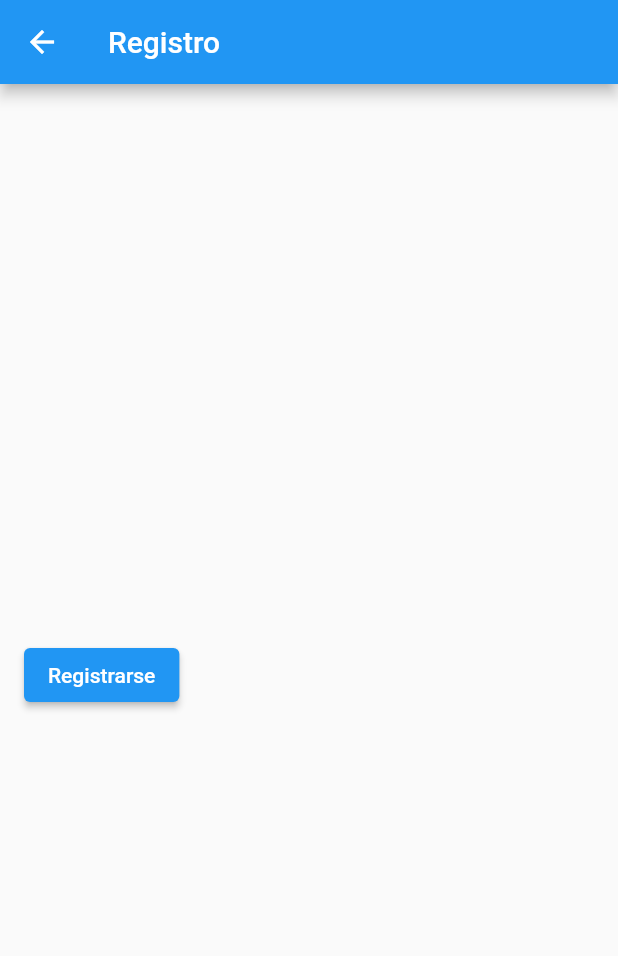
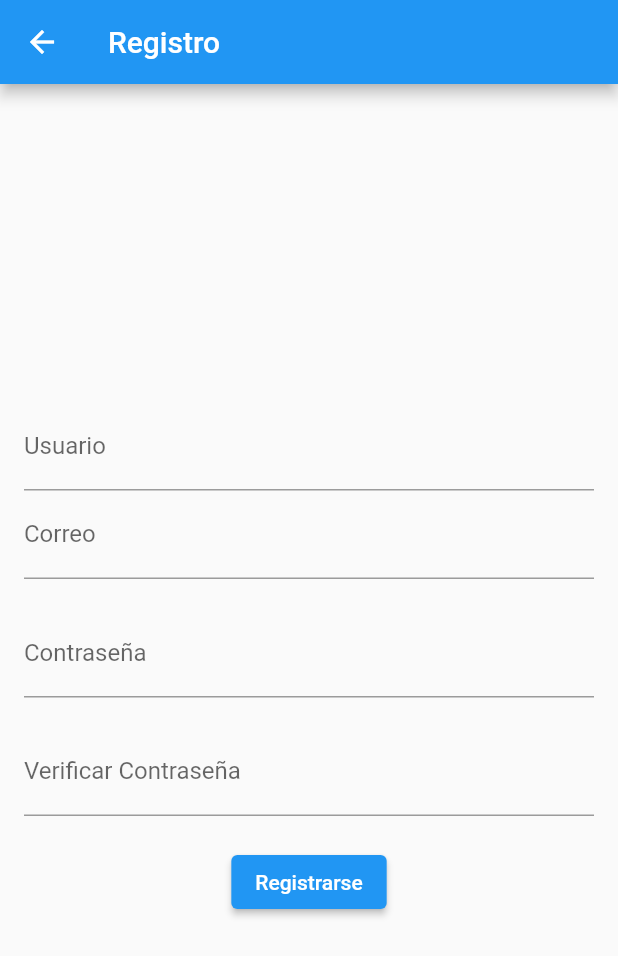
Before and after one commit to nilvelasquez/EA_Sprint2_Flutter, a Flutter app: the RegisterScreen screen opened directly, on a phone screen of 412 x 824 dp. Shown: the top 956 px of the screen. Run offline on Flutter 3.47's test engine with Material 2 defaults, Android fonts, the phone set to English and light mode, and no system bars; network calls fail.

Commit message:
version 1.1

```diff
--- a/flutter_application_1/lib/screens/login_screen.dart
+++ b/flutter_application_1/lib/screens/login_screen.dart
@@ -15,7 +15,7 @@ class _LoginScreenState extends State<LoginScreen> {
   final TextEditingController _passwordController = TextEditingController();
 
   // La URL de tu backend
-  final String apiUrl = 'https://localhost:27017/usuario/login';
+  final String apiUrl = 'http://localhost:9090/users/login';
 
   // Método para realizar la solicitud de inicio de sesión al backend
   Future<void> _loginUser() async {
--- a/flutter_application_1/lib/screens/register_screen.dart
+++ b/flutter_application_1/lib/screens/register_screen.dart
@@ -13,11 +13,13 @@ class RegisterScreen extends StatefulWidget {
 
 class _RegisterScreenState extends State<RegisterScreen> {
   final TextEditingController _emailController = TextEditingController();
-  final TextEditingController _usernameController = TextEditingController();
+  final TextEditingController _nameController = TextEditingController();
   final TextEditingController _passwordController = TextEditingController();
+  final TextEditingController _verifyPasswordController =
+      TextEditingController();
 
   // La URL de tu backend
-  final String apiUrl = 'https://localhost:27017/usuario/register';
+  final String apiUrl = 'http://localhost:9090/users';
 
   // Método para realizar la solicitud de registro al backend
   Future<void> _registerUser() async {
@@ -25,8 +27,8 @@ class _RegisterScreenState extends State<RegisterScreen> {
       final response = await http.post(
         Uri.parse(apiUrl),
         body: {
+          'name': _nameController.text,
           'email': _emailController.text,
-          'username': _usernameController.text,
           'password': _passwordController.text,
         },
       );
@@ -71,8 +73,28 @@ class _RegisterScreenState extends State<RegisterScreen> {
         child: Column(
           mainAxisAlignment: MainAxisAlignment.center,
           children: [
-            // ... Campos de entrada de usuario, correo y contraseña
-
+            TextField(
+              controller: _nameController,
+              decoration: const InputDecoration(labelText: 'Usuario'),
+            ),
+            TextField(
+              controller: _emailController,
+              keyboardType: TextInputType.emailAddress,
+              decoration: const InputDecoration(labelText: 'Correo'),
+            ),
+            const SizedBox(height: 20),
+            TextField(
+              controller: _passwordController,
+              obscureText: true,
+              decoration: const InputDecoration(labelText: 'Contraseña'),
+            ),
+            const SizedBox(height: 20),
+            TextField(
+              controller: _verifyPasswordController,
+              obscureText: true,
+              decoration:
+                  const InputDecoration(labelText: 'Verificar Contraseña'),
+            ),
             const SizedBox(height: 20),
             ElevatedButton(
               onPressed: _registerUser,
```
Also changed, not shown: 4 other files.
